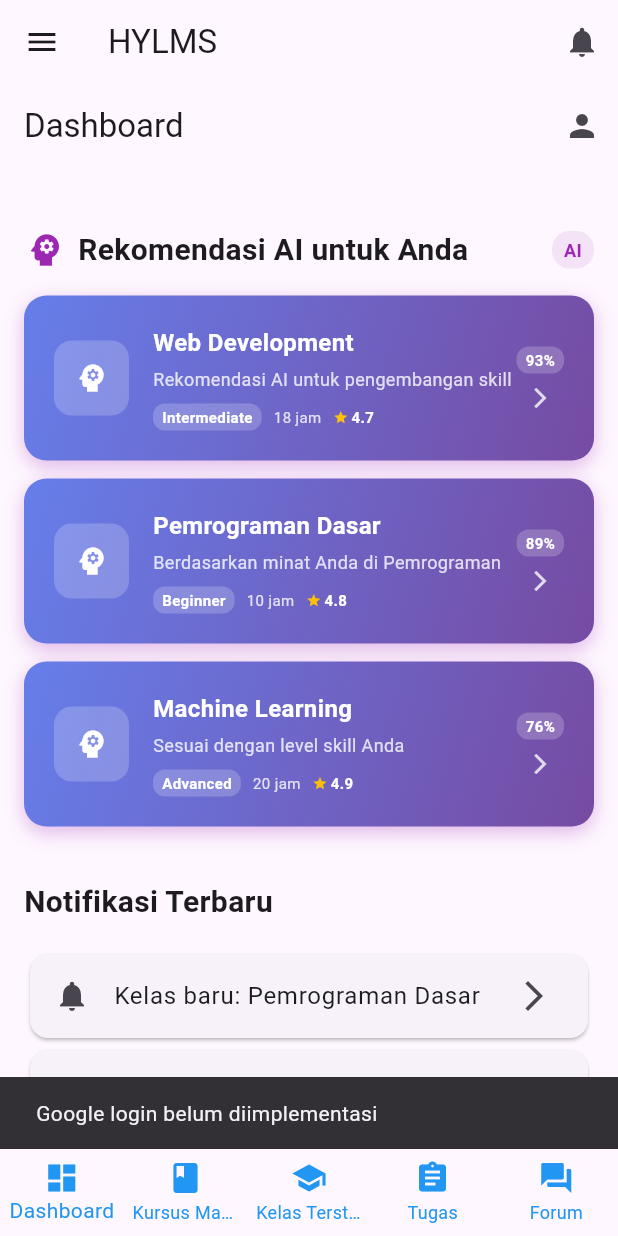
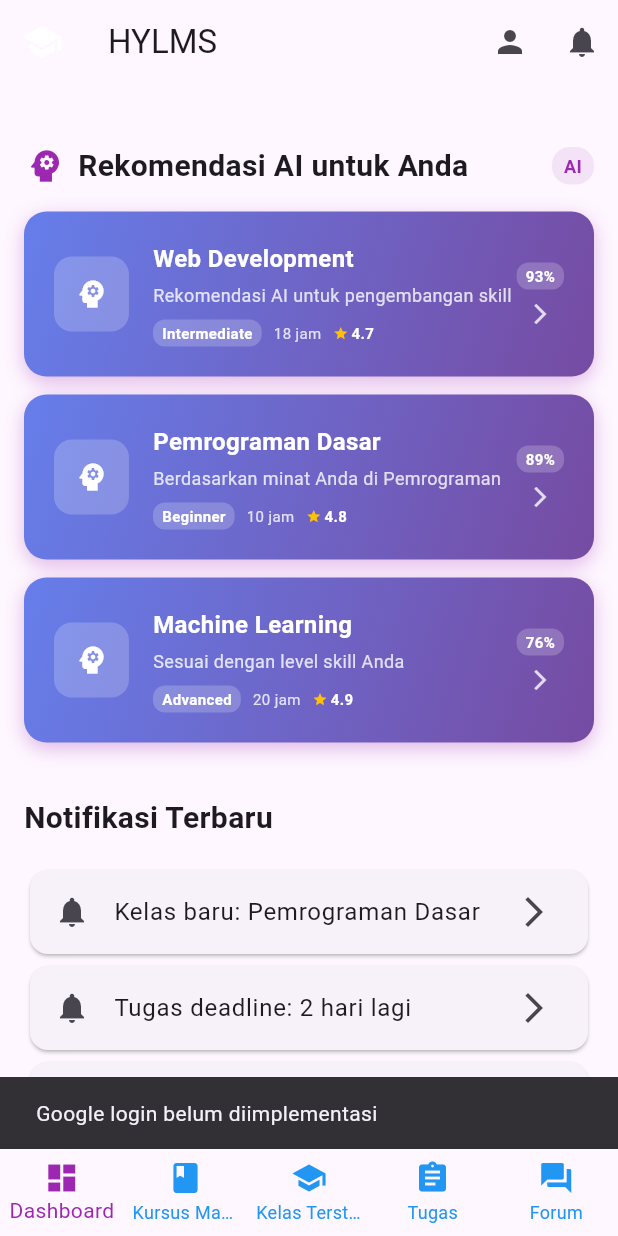
Before and after one commit to wlrmynt/hylms, a Flutter app: the screen it shows after launch, after a tap on "Login", after a tap on "Continue with Google", on a phone screen of 412 x 824 dp. Run offline on Flutter 3.47's test engine with Material 3 defaults, Android fonts, the phone set to English and light mode, and no system bars; network calls fail.

Commit message:
memperbaiki tampilan beranda

```diff
--- a/lib/main.dart
+++ b/lib/main.dart
@@ -72,8 +72,13 @@ class _MainNavigationState extends State<MainNavigation> {
   Widget build(BuildContext context) {
     return Scaffold(
       appBar: AppBar(
+        leading: const Icon(Icons.school, color: Colors.white, size: 28),
         title: const Text('HYLMS'),
         actions: [
+          IconButton(
+            icon: const Icon(Icons.person),
+            onPressed: () => Navigator.pushNamed(context, '/profile'),
+          ),
           IconButton(
             icon: const Icon(Icons.notifications),
             onPressed: () => Navigator.pushNamed(context, '/notifications'),
@@ -157,32 +162,32 @@ class _MainNavigationState extends State<MainNavigation> {
         items: const <BottomNavigationBarItem>[
           BottomNavigationBarItem(
             icon: Icon(Icons.dashboard, color: Colors.blue),
-            activeIcon: Icon(Icons.dashboard, color: Colors.blue),
+            activeIcon: Icon(Icons.dashboard, color: Colors.purple),
             label: 'Dashboard',
           ),
           BottomNavigationBarItem(
             icon: Icon(Icons.book, color: Colors.blue),
-            activeIcon: Icon(Icons.book, color: Colors.blue),
+            activeIcon: Icon(Icons.book, color: Colors.purple),
             label: 'Kursus Mandiri',
           ),
           BottomNavigationBarItem(
             icon: Icon(Icons.school, color: Colors.blue),
-            activeIcon: Icon(Icons.school, color: Colors.blue),
+            activeIcon: Icon(Icons.school, color: Colors.purple),
             label: 'Kelas Terstruktur',
           ),
           BottomNavigationBarItem(
             icon: Icon(Icons.assignment, color: Colors.blue),
-            activeIcon: Icon(Icons.assignment, color: Colors.blue),
+            activeIcon: Icon(Icons.assignment, color: Colors.purple),
             label: 'Tugas',
           ),
           BottomNavigationBarItem(
             icon: Icon(Icons.forum, color: Colors.blue),
-            activeIcon: Icon(Icons.forum, color: Colors.blue),
+            activeIcon: Icon(Icons.forum, color: Colors.purple),
             label: 'Forum',
           ),
         ],
         currentIndex: _selectedIndex,
-        selectedItemColor: Colors.blue,
+        selectedItemColor: Colors.purple,
         unselectedItemColor: Colors.blue,
         onTap: _onItemTapped,
       ),
--- a/lib/screens/auth/login_screen.dart
+++ b/lib/screens/auth/login_screen.dart
@@ -1,5 +1,4 @@
 import 'package:flutter/material.dart';
-import 'dart:math' as math;
 
 class LoginScreen extends StatefulWidget {
   const LoginScreen({super.key});
@@ -87,6 +86,7 @@ class _LoginScreenState extends State<LoginScreen>
         child: SafeArea(
           child: FadeTransition(
             opacity: _fadeAnimation,
+            child: SingleChildScrollView(
               child: Padding(
                 padding: const EdgeInsets.all(24.0),
                 child: Column(
@@ -111,7 +111,7 @@ class _LoginScreenState extends State<LoginScreen>
                                   shape: BoxShape.circle,
                                   boxShadow: [
                                     BoxShadow(
-                                      color: Colors.black.withOpacity(0.1),
+                                      color: Colors.black.withValues(alpha: 0.1),
                                       blurRadius: 20,
                                       offset: const Offset(0, 10),
                                     ),
@@ -155,11 +155,11 @@ class _LoginScreenState extends State<LoginScreen>
                     child: Container(
                       padding: const EdgeInsets.all(24),
                       decoration: BoxDecoration(
-                        color: Colors.white.withOpacity(0.95),
+                        color: Colors.white.withValues(alpha: 0.95),
                         borderRadius: BorderRadius.circular(20),
                         boxShadow: [
                           BoxShadow(
-                            color: Colors.black.withOpacity(0.1),
+                            color: Colors.black.withValues(alpha: 0.1),
                             blurRadius: 30,
                             offset: const Offset(0, 15),
                           ),
@@ -361,19 +361,26 @@ class _LoginScreenState extends State<LoginScreen>
             ),
           ),
         ),
+      ),
     );
   }
 
-  void _login() {
+  void _login() async {
     setState(() {
       _isLoading = true;
     });
+
     // Simulate login
-    Future.delayed(const Duration(seconds: 2), () {
+    await Future.delayed(const Duration(seconds: 2));
+
+    if (!mounted) return;
+
     setState(() {
       _isLoading = false;
     });
+
+    if (mounted) {
       Navigator.pushReplacementNamed(context, '/dashboard');
-    });
     }
   }
+}
--- a/lib/screens/dashboard_screen.dart
+++ b/lib/screens/dashboard_screen.dart
@@ -18,15 +18,6 @@ class DashboardScreen extends StatelessWidget {
     );
 
     return Scaffold(
-      appBar: AppBar(
-        title: const Text('Dashboard'),
-        actions: [
-          IconButton(
-            icon: const Icon(Icons.person),
-            onPressed: () => Navigator.pushNamed(context, '/profile'),
-          ),
-        ],
-      ),
       body: SingleChildScrollView(
         padding: const EdgeInsets.all(16.0),
         child: Column(
@@ -47,7 +38,7 @@ class DashboardScreen extends StatelessWidget {
                 Container(
                   padding: const EdgeInsets.symmetric(horizontal: 8, vertical: 4),
                   decoration: BoxDecoration(
-                    color: Colors.purple.withOpacity(0.1),
+                    color: Colors.purple.withValues(alpha: 0.1),
                     borderRadius: BorderRadius.circular(12),
                   ),
                   child: const Text(
@@ -80,13 +71,25 @@ class DashboardScreen extends StatelessWidget {
               style: TextStyle(fontSize: 20, fontWeight: FontWeight.bold),
             ),
             const SizedBox(height: 16),
-            Row(
-              mainAxisAlignment: MainAxisAlignment.spaceEvenly,
-              children: [
-                _buildStatCard('Progres Kursus', '75%', Colors.blue),
-                _buildStatCard('Waktu Belajar', '120h', Colors.green),
-                _buildStatCard('Skor Rata-rata', '85%', Colors.orange),
-              ],
+            LayoutBuilder(
+              builder: (context, constraints) {
+                return Row(
+                  mainAxisAlignment: MainAxisAlignment.spaceEvenly,
+                  children: [
+                    Expanded(
+                      child: _buildStatCard('Progres Kursus', '75%', Colors.blue),
+                    ),
+                    const SizedBox(width: 8),
+                    Expanded(
+                      child: _buildStatCard('Waktu Belajar', '120h', Colors.green),
+                    ),
+                    const SizedBox(width: 8),
+                    Expanded(
+                      child: _buildStatCard('Skor Rata-rata', '85%', Colors.orange),
+                    ),
+                  ],
+                );
+              },
             ),
           ],
         ),
@@ -108,7 +111,7 @@ class DashboardScreen extends StatelessWidget {
         borderRadius: BorderRadius.circular(15),
         boxShadow: [
           BoxShadow(
-            color: Colors.purple.withOpacity(0.3),
+            color: Colors.purple.withValues(alpha: 0.3),
             blurRadius: 10,
             offset: const Offset(0, 4),
           ),
@@ -139,7 +142,7 @@ class DashboardScreen extends StatelessWidget {
                   width: 50,
                   height: 50,
                   decoration: BoxDecoration(
-                    color: Colors.white.withOpacity(0.2),
+                    color: Colors.white.withValues(alpha: 0.2),
                     borderRadius: BorderRadius.circular(12),
                   ),
                   child: const Icon(
@@ -166,7 +169,7 @@ class DashboardScreen extends StatelessWidget {
                       Text(
                         aiReason,
                         style: TextStyle(
-                          color: Colors.white.withOpacity(0.8),
+                          color: Colors.white.withValues(alpha: 0.8),
                           fontSize: 12,
                         ),
                       ),
@@ -176,7 +179,7 @@ class DashboardScreen extends StatelessWidget {
                           Container(
                             padding: const EdgeInsets.symmetric(horizontal: 6, vertical: 2),
                             decoration: BoxDecoration(
-                              color: Colors.white.withOpacity(0.2),
+                              color: Colors.white.withValues(alpha: 0.2),
                               borderRadius: BorderRadius.circular(8),
                             ),
                             child: Text(
@@ -192,7 +195,7 @@ class DashboardScreen extends StatelessWidget {
                           Text(
                             '${course.durationHours} jam',
                             style: TextStyle(
-                              color: Colors.white.withOpacity(0.8),
+                              color: Colors.white.withValues(alpha: 0.8),
                               fontSize: 10,
                             ),
                           ),
@@ -222,7 +225,7 @@ class DashboardScreen extends StatelessWidget {
                     Container(
                       padding: const EdgeInsets.symmetric(horizontal: 6, vertical: 2),
                       decoration: BoxDecoration(
-                        color: Colors.white.withOpacity(0.2),
+                        color: Colors.white.withValues(alpha: 0.2),
                         borderRadius: BorderRadius.circular(8),
                       ),
                       child: Text(
@@ -237,7 +240,7 @@ class DashboardScreen extends StatelessWidget {
                     const SizedBox(height: 8),
                     Icon(
                       Icons.arrow_forward_ios,
-                      color: Colors.white.withOpacity(0.8),
+                      color: Colors.white.withValues(alpha: 0.8),
                       size: 16,
                     ),
                   ],
```
Lines whose indentation alone changed are shown as unchanged.
